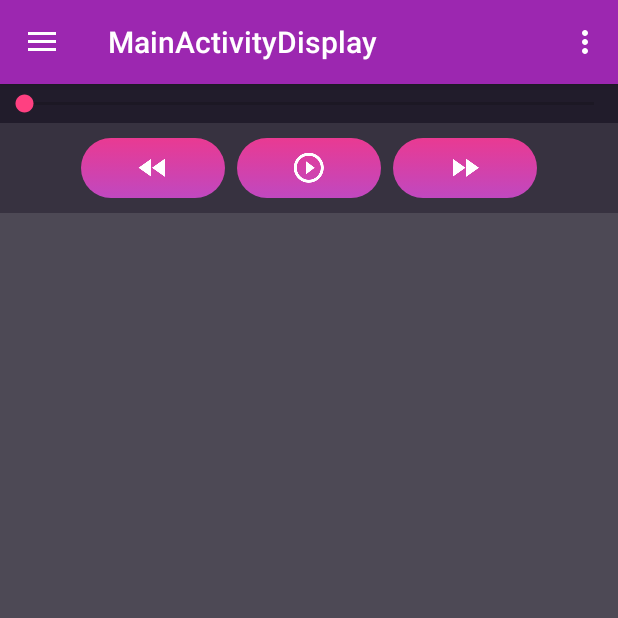
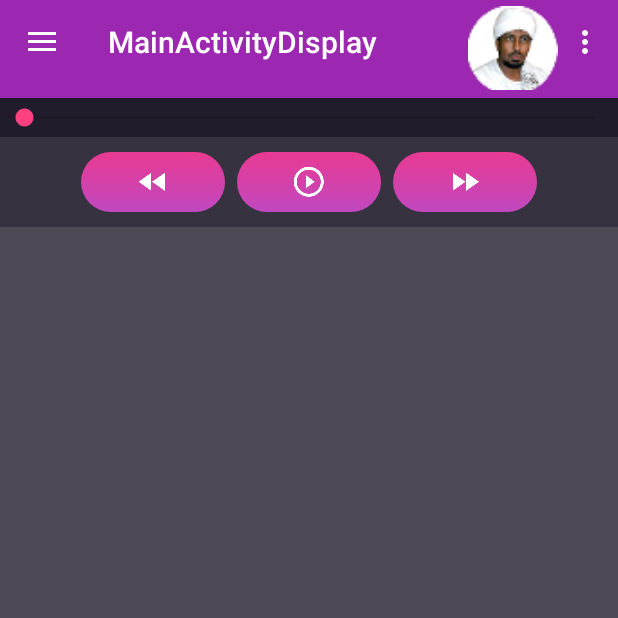
Before and after one commit to BaraaSoft/MediaPlayer, an Android app: the MainActivityDisplay screen opened directly, with no data from a screen before it, on a phone screen of 412 x 824 dp, the top half of it. Run offline under Robolectric (Android 15) with nearby library versions, the phone set to English and light mode, and no system bars; libraries missing offline, so code that uses them is left out: io.realm, io.realm.annotations; 5 statements that could not run were skipped.

```diff
--- a/app/src/main/res/layout/app_bar_main_activity_display.xml
+++ b/app/src/main/res/layout/app_bar_main_activity_display.xml
@@ -11,12 +11,37 @@
         android:layout_height="wrap_content"
         android:theme="@style/AppTheme.AppBarOverlay">
 
-        <android.support.v7.widget.Toolbar
-            android:id="@+id/toolbar"
+        <RelativeLayout
+            android:orientation="horizontal"
             android:layout_width="match_parent"
-            android:layout_height="?attr/actionBarSize"
-            android:background="?attr/colorPrimary"
-            app:popupTheme="@style/AppTheme.PopupOverlay" />
+            android:layout_height="65dp">
+            <android.support.v7.widget.Toolbar
+                android:layout_alignParentStart="true"
+                android:layout_alignParentTop="true"
+                android:id="@+id/toolbar"
+                android:layout_width="match_parent"
+                android:layout_height="?attr/actionBarSize"
+                android:background="?attr/colorPrimary"
+                app:popupTheme="@style/AppTheme.PopupOverlay" />
+            <ImageView
+                android:layout_alignParentEnd="true"
+                android:layout_marginEnd="40dp"
+                android:id="@+id/imgCurrentShk"
+                android:layout_width="60dp"
+                android:layout_height="60dp"
+                android:paddingTop="@dimen/nav_header_vertical_spacing"
+                android:scaleType="centerCrop"
+                android:background="@android:color/transparent"
+                app:srcCompat="@drawable/shk_muhammad_abdulkareem_bezzy" />
+        </RelativeLayout>
+
+
+        <!--<android.support.v7.widget.Toolbar-->
+            <!--android:id="@+id/toolbar"-->
+            <!--android:layout_width="match_parent"-->
+            <!--android:layout_height="?attr/actionBarSize"-->
+            <!--android:background="?attr/colorPrimary"-->
+            <!--app:popupTheme="@style/AppTheme.PopupOverlay" />-->
 
     </android.support.design.widget.AppBarLayout>
 
```
Also changed, not shown: app/src/main/java/com/baraa/bsoft/mediaplayer/Activities/MainActivity.java (+103 -17 lines), app/src/main/java/com/baraa/bsoft/mediaplayer/Services/PlayService.java (+28 -3 lines).
